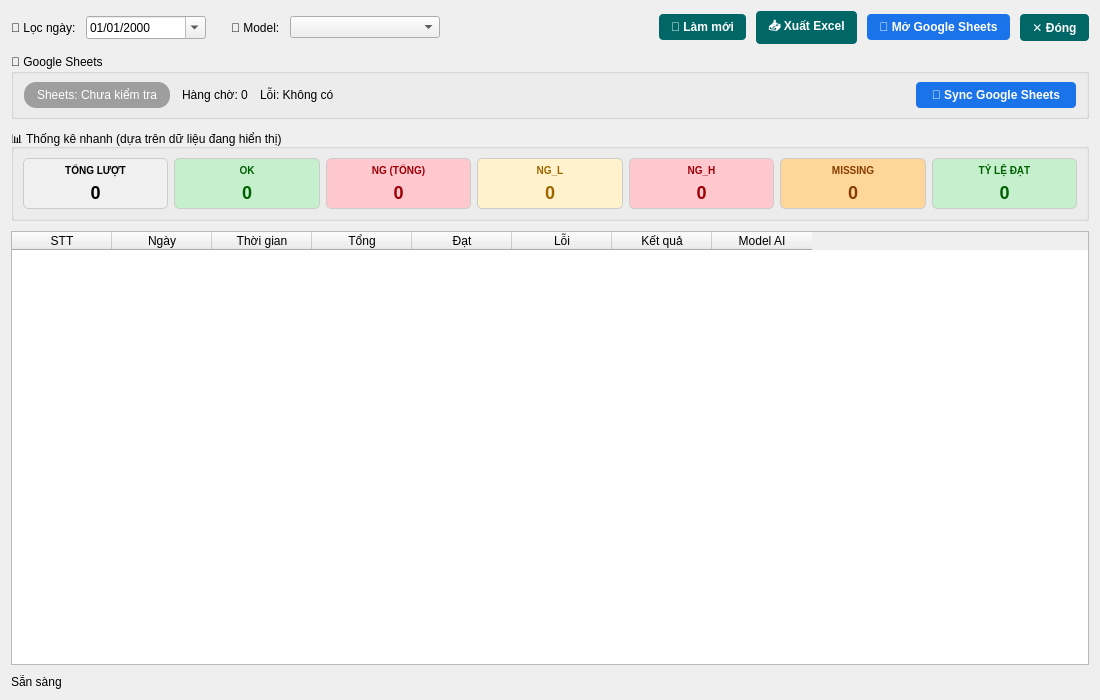
Before: the Qt Designer form ui/forms/data_viewer_dialog.ui in nhannhamnhi/KLTT, drawn with Qt 5.
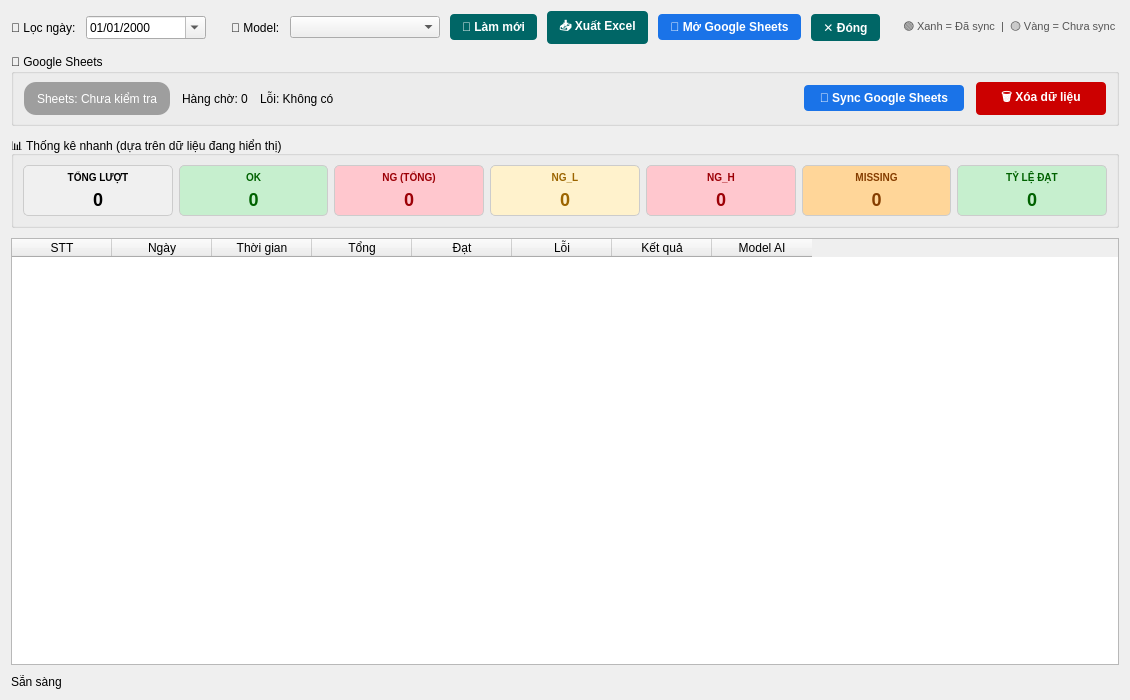
After: the same form once the commit is applied.

Patch:
```diff
--- a/ui/forms/data_viewer_dialog.ui
+++ b/ui/forms/data_viewer_dialog.ui
@@ -128,6 +128,16 @@
        </property>
       </widget>
      </item>
+     <item>
+      <widget class="QLabel" name="lbl_calendar_legend">
+       <property name="text">
+        <string>🟢 Xanh = Đã sync  |  🟡 Vàng = Chưa sync</string>
+       </property>
+       <property name="styleSheet">
+        <string notr="true">font-size: 11px; color: #555; padding-left: 10px;</string>
+       </property>
+      </widget>
+     </item>
     </layout>
    </item>
    <item>
@@ -204,8 +214,24 @@
         </property>
        </widget>
       </item>
-     </layout>
-    </widget>
+      <item>
+       <widget class="QPushButton" name="xoaDL">
+        <property name="minimumSize">
+         <size>
+          <width>130</width>
+          <height>0</height>
+        </size>
+       </property>
+       <property name="styleSheet">
+        <string notr="true">QPushButton { background-color: #cc0000; color: white; border-radius: 4px; padding: 6px 12px; font-weight: bold; border: none; } QPushButton:hover { background-color: #e60000; } QPushButton:pressed { background-color: #990000; }</string>
+       </property>
+       <property name="text">
+        <string>🗑 Xóa dữ liệu</string>
+       </property>
+      </widget>
+     </item>
+    </layout>
+   </widget>
    </item>
    <item>
     <widget class="QGroupBox" name="stats_group">
```
